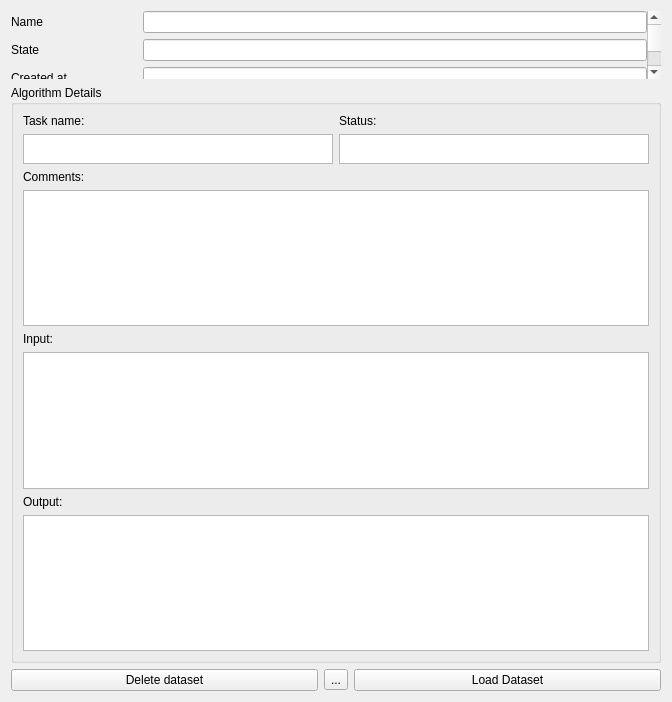
This is LDMP/gui/WidgetDatasetItemDetails.ui in Samweli/trends.earth as Qt 5 draws it before an edit. The edited form follows.
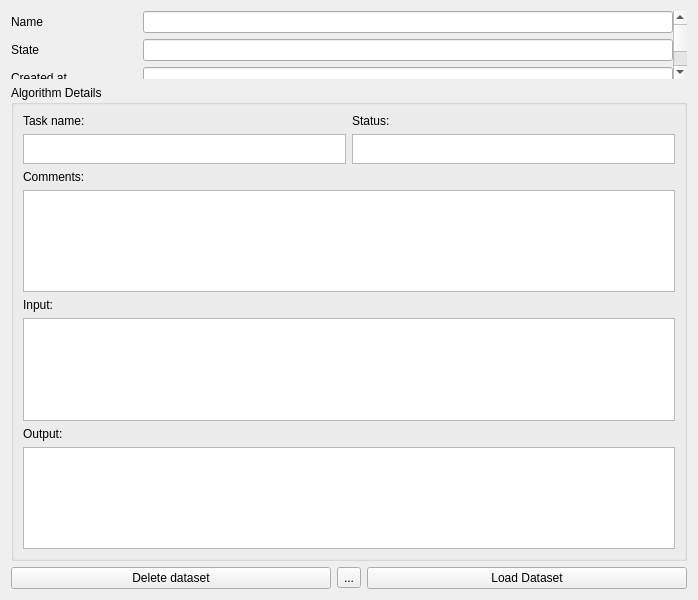
This is the edited form. Icons and pictures are not drawn. Custom widgets are drawn as their Qt base class.

Commit message: added algorithm details on the dataset details dialog

The edit to the form file:
```diff
--- a/LDMP/gui/WidgetDatasetItemDetails.ui
+++ b/LDMP/gui/WidgetDatasetItemDetails.ui
@@ -6,8 +6,8 @@
    <rect>
     <x>0</x>
     <y>0</y>
-    <width>672</width>
-    <height>702</height>
+    <width>698</width>
+    <height>600</height>
    </rect>
   </property>
   <property name="sizePolicy">
@@ -33,8 +33,8 @@
        <rect>
         <x>0</x>
         <y>0</y>
-        <width>654</width>
-        <height>311</height>
+        <width>680</width>
+        <height>260</height>
        </rect>
       </property>
       <layout class="QVBoxLayout" name="verticalLayout_3">
@@ -152,7 +152,7 @@
        </widget>
       </item>
       <item row="1" column="0">
-       <widget class="QTextBrowser" name="task_status">
+       <widget class="QTextBrowser" name="task_name">
         <property name="sizePolicy">
          <sizepolicy hsizetype="Preferred" vsizetype="Minimum">
           <horstretch>0</horstretch>
@@ -177,7 +177,7 @@
        </widget>
       </item>
       <item row="1" column="1">
-       <widget class="QTextBrowser" name="task_name">
+       <widget class="QTextBrowser" name="task_status">
         <property name="sizePolicy">
          <sizepolicy hsizetype="Preferred" vsizetype="Minimum">
           <horstretch>0</horstretch>
```
The commit also changes 1 other file.
